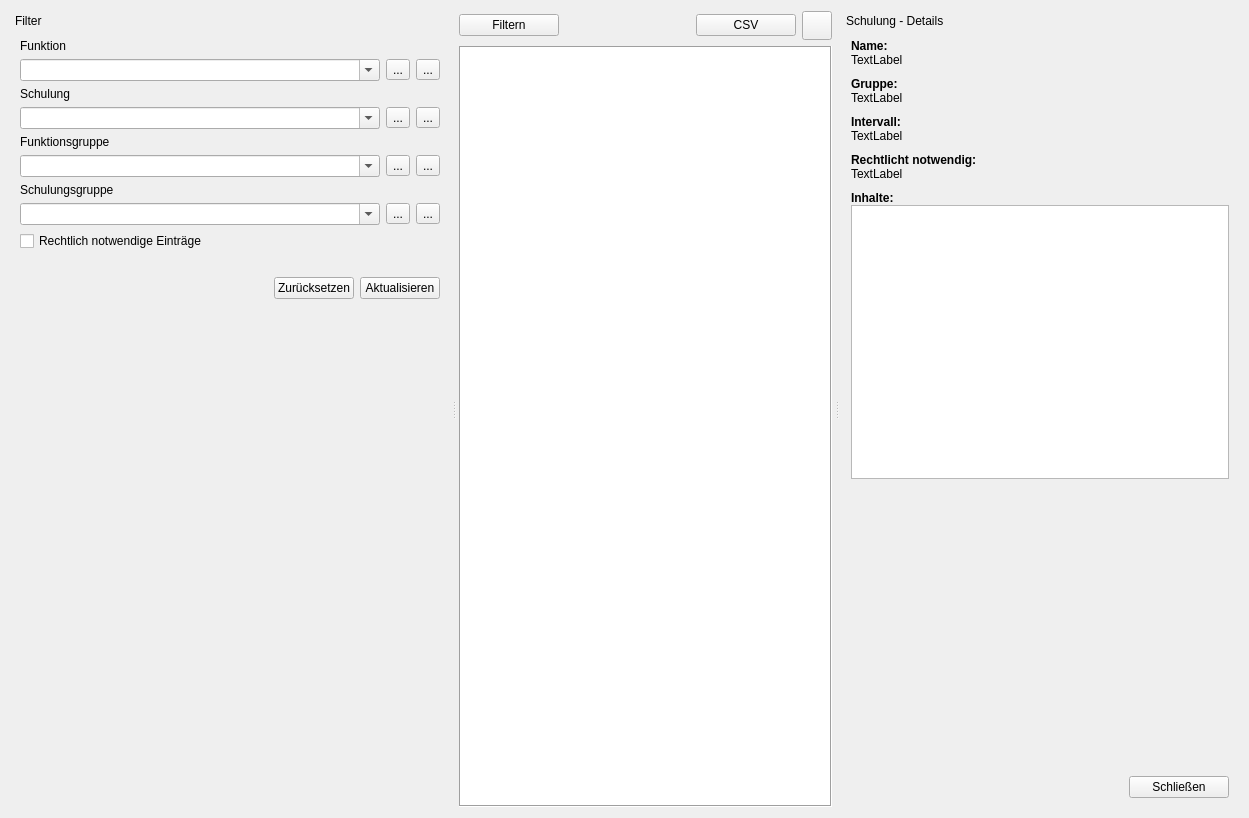
Qt form ui/qmqualimatrixwidget.ui (Christian-Kr/QualificationMatrix) before a commit.
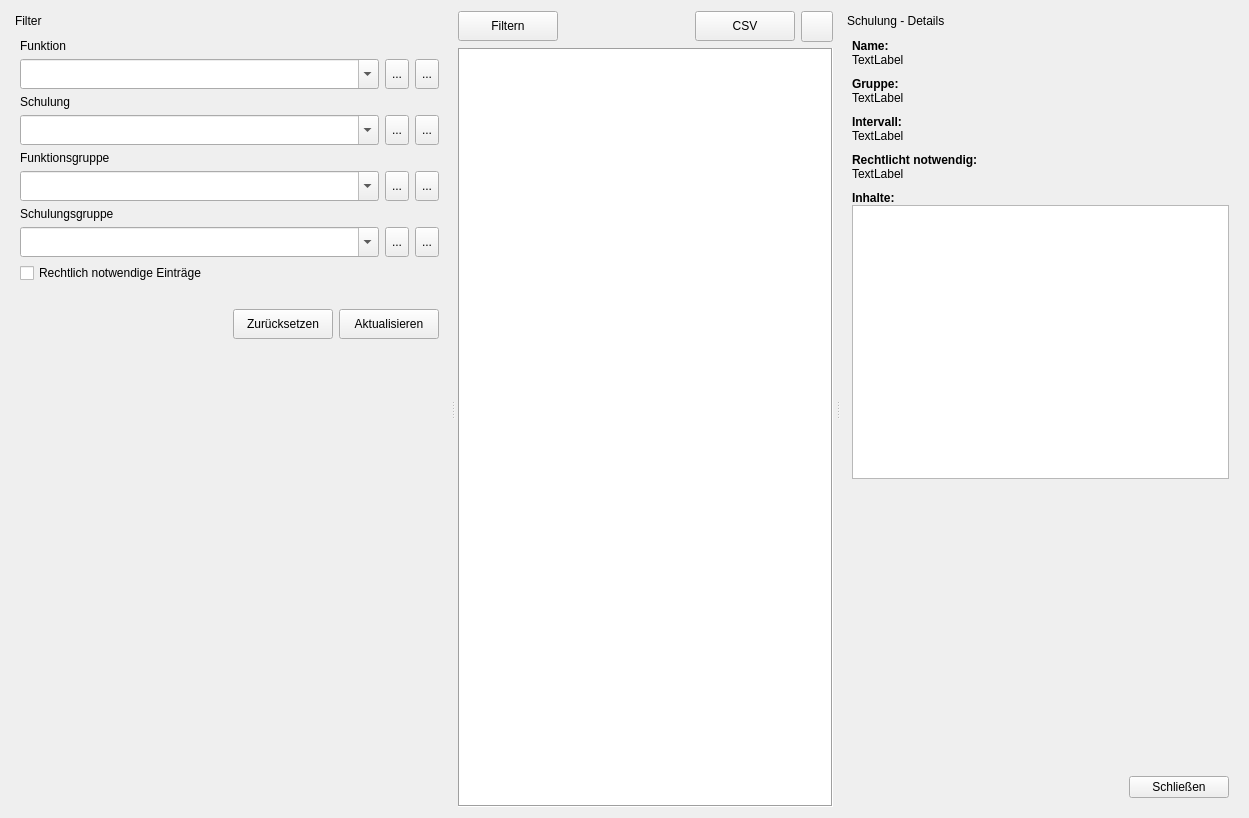
The same form after that commit. Icons and pictures are not drawn. Custom widgets are drawn as their Qt base class.

Diff of the .ui file:
```diff
--- a/ui/qmqualimatrixwidget.ui
+++ b/ui/qmqualimatrixwidget.ui
@@ -59,6 +59,12 @@
               <verstretch>0</verstretch>
              </sizepolicy>
             </property>
+            <property name="minimumSize">
+             <size>
+              <width>100</width>
+              <height>30</height>
+             </size>
+            </property>
             <property name="editable">
              <bool>true</bool>
             </property>
@@ -69,6 +75,12 @@
           </item>
           <item>
            <widget class="QToolButton" name="tbResetFuncGroup">
+            <property name="minimumSize">
+             <size>
+              <width>0</width>
+              <height>30</height>
+             </size>
+            </property>
             <property name="toolTip">
              <string>Zurücksetzen</string>
             </property>
@@ -81,14 +93,20 @@
             </property>
             <property name="iconSize">
              <size>
-              <width>22</width>
-              <height>22</height>
+              <width>24</width>
+              <height>24</height>
              </size>
             </property>
            </widget>
           </item>
           <item>
            <widget class="QToolButton" name="tbExtSelFuncGroup">
+            <property name="minimumSize">
+             <size>
+              <width>0</width>
+              <height>30</height>
+             </size>
+            </property>
             <property name="toolTip">
              <string>Erweiterte Auswahl</string>
             </property>
@@ -101,8 +119,8 @@
             </property>
             <property name="iconSize">
              <size>
-              <width>22</width>
-              <height>22</height>
+              <width>24</width>
+              <height>24</height>
              </size>
             </property>
            </widget>
@@ -126,6 +144,12 @@
               <verstretch>0</verstretch>
              </sizepolicy>
             </property>
+            <property name="minimumSize">
+             <size>
+              <width>100</width>
+              <height>30</height>
+             </size>
+            </property>
             <property name="editable">
              <bool>true</bool>
             </property>
@@ -136,6 +160,12 @@
           </item>
           <item>
            <widget class="QToolButton" name="tbResetTrainGroup">
+            <property name="minimumSize">
+             <size>
+              <width>0</width>
+              <height>30</height>
+             </size>
+            </property>
             <property name="toolTip">
              <string>Zurücksetzen</string>
             </property>
@@ -148,14 +178,20 @@
             </property>
             <property name="iconSize">
              <size>
-              <width>22</width>
-              <height>22</height>
+              <width>24</width>
+              <height>24</height>
              </size>
             </property>
            </widget>
           </item>
           <item>
            <widget class="QToolButton" name="tbExtSelTrainGroup">
+            <property name="minimumSize">
+             <size>
+              <width>0</width>
+              <height>30</height>
+             </size>
+            </property>
             <property name="toolTip">
              <string>Erweiterte Auswahl</string>
             </property>
@@ -168,8 +204,8 @@
             </property>
             <property name="iconSize">
              <size>
-              <width>22</width>
-              <height>22</height>
+              <width>24</width>
+              <height>24</height>
              </size>
             </property>
            </widget>
@@ -186,6 +222,12 @@
               <verstretch>0</verstretch>
              </sizepolicy>
             </property>
+            <property name="minimumSize">
+             <size>
+              <width>100</width>
+              <height>30</height>
+             </size>
+            </property>
             <property name="editable">
              <bool>true</bool>
             </property>
@@ -196,6 +238,12 @@
           </item>
           <item>
            <widget class="QToolButton" name="tbResetTrain">
+            <property name="minimumSize">
+             <size>
+              <width>0</width>
+              <height>30</height>
+             </size>
+            </property>
             <property name="toolTip">
              <string>Zurücksetzen</string>
             </property>
@@ -208,14 +256,20 @@
             </property>
             <property name="iconSize">
              <size>
-              <width>22</width>
-              <height>22</height>
+              <width>24</width>
+              <height>24</height>
              </size>
             </property>
            </widget>
           </item>
           <item>
            <widget class="QToolButton" name="tbExtSelTrain">
+            <property name="minimumSize">
+             <size>
+              <width>0</width>
+              <height>30</height>
+             </size>
+            </property>
             <property name="toolTip">
              <string>Erweiterte Auswahl</string>
             </property>
@@ -228,8 +282,8 @@
             </property>
             <property name="iconSize">
              <size>
-              <width>22</width>
-              <height>22</height>
+              <width>24</width>
+              <height>24</height>
              </size>
             </property>
            </widget>
@@ -246,6 +300,12 @@
               <verstretch>0</verstretch>
              </sizepolicy>
             </property>
+            <property name="minimumSize">
+             <size>
+              <width>100</width>
+              <height>30</height>
+             </size>
+            </property>
             <property name="editable">
              <bool>true</bool>
             </property>
@@ -256,6 +316,12 @@
           </item>
           <item>
            <widget class="QToolButton" name="tbResetFunc">
+            <property name="minimumSize">
+             <size>
+              <width>0</width>
+              <height>30</height>
+             </size>
+            </property>
             <property name="toolTip">
              <string>Zurücksetzen</string>
             </property>
@@ -268,14 +334,20 @@
             </property>
             <property name="iconSize">
              <size>
-              <width>22</width>
-              <height>22</height>
+              <width>24</width>
+              <height>24</height>
              </size>
             </property>
            </widget>
           </item>
           <item>
            <widget class="QToolButton" name="tbExtSelFunc">
+            <property name="minimumSize">
+             <size>
+              <width>0</width>
+              <height>30</height>
+             </size>
+            </property>
             <property name="toolTip">
              <string>Erweiterte Auswahl</string>
             </property>
@@ -288,8 +360,8 @@
             </property>
             <property name="iconSize">
              <size>
-              <width>22</width>
-              <height>22</height>
+              <width>24</width>
+              <height>24</height>
              </size>
             </property>
            </widget>
@@ -313,6 +385,12 @@
           </item>
           <item>
            <widget class="QPushButton" name="tbFilterReset">
+            <property name="minimumSize">
+             <size>
+              <width>100</width>
+              <height>30</height>
+             </size>
+            </property>
             <property name="text">
              <string>Zurücksetzen</string>
             </property>
@@ -322,14 +400,20 @@
             </property>
             <property name="iconSize">
              <size>
-              <width>22</width>
-              <height>22</height>
+              <width>24</width>
+              <height>24</height>
              </size>
             </property>
            </widget>
           </item>
           <item>
            <widget class="QPushButton" name="tbFilterUpdate">
+            <property name="minimumSize">
+             <size>
+              <width>100</width>
+              <height>30</height>
+             </size>
+            </property>
             <property name="text">
              <string>Aktualisieren</string>
             </property>
@@ -339,8 +423,8 @@
             </property>
             <property name="iconSize">
              <size>
-              <width>22</width>
-              <height>22</height>
+              <width>24</width>
+              <height>24</height>
              </size>
             </property>
            </widget>
@@ -419,7 +503,7 @@
            <property name="minimumSize">
             <size>
              <width>100</width>
-             <height>0</height>
+             <height>30</height>
             </size>
            </property>
            <property name="text">
@@ -431,8 +515,8 @@
            </property>
            <property name="iconSize">
             <size>
-             <width>22</width>
-             <height>22</height>
+             <width>24</width>
+             <height>24</height>
             </size>
            </property>
           </widget>
@@ -455,7 +539,7 @@
            <property name="minimumSize">
             <size>
              <width>100</width>
-             <height>0</height>
+             <height>30</height>
             </size>
            </property>
            <property name="text">
@@ -467,14 +551,20 @@
            </property>
            <property name="iconSize">
             <size>
-             <width>22</width>
-             <height>22</height>
+             <width>24</width>
+             <height>24</height>
             </size>
            </property>
           </widget>
          </item>
          <item>
           <widget class="QToolButton" name="tbLock">
+           <property name="minimumSize">
+            <size>
+             <width>0</width>
+             <height>30</height>
+            </size>
+           </property>
            <property name="text">
             <string/>
            </property>
@@ -485,8 +575,8 @@
            </property>
            <property name="iconSize">
             <size>
-             <width>22</width>
-             <height>22</height>
+             <width>24</width>
+             <height>24</height>
             </size>
            </property>
            <property name="shortcut">
@@ -570,7 +660,6 @@
            <widget class="QLabel" name="label_3">
             <property name="font">
              <font>
-              <weight>75</weight>
               <bold>true</bold>
              </font>
             </property>
@@ -597,7 +686,6 @@
            <widget class="QLabel" name="label_8">
             <property name="font">
              <font>
-              <weight>75</weight>
               <bold>true</bold>
              </font>
             </property>
@@ -621,7 +709,6 @@
            <widget class="QLabel" name="label_9">
             <property name="font">
              <font>
-              <weight>75</weight>
               <bold>true</bold>
              </font>
             </property>
@@ -694,7 +781,6 @@
            <widget class="QLabel" name="label_6">
             <property name="font">
              <font>
-              <weight>75</weight>
               <bold>true</bold>
              </font>
             </property>
@@ -721,7 +807,6 @@
            <widget class="QLabel" name="label_7">
             <property name="font">
              <font>
-              <weight>75</weight>
               <bold>true</bold>
              </font>
             </property>
```
Left out of the diff: 22 changed lines with no effect on the pictures.
